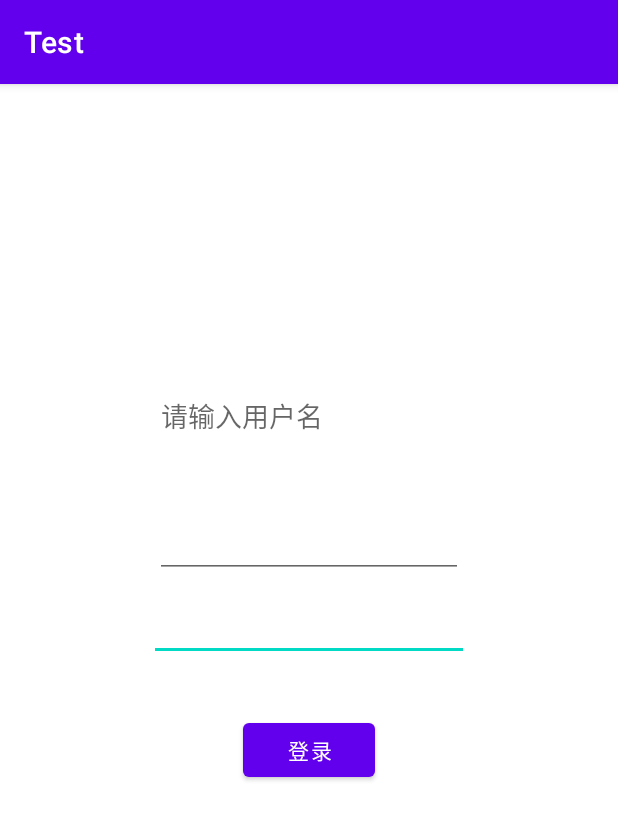
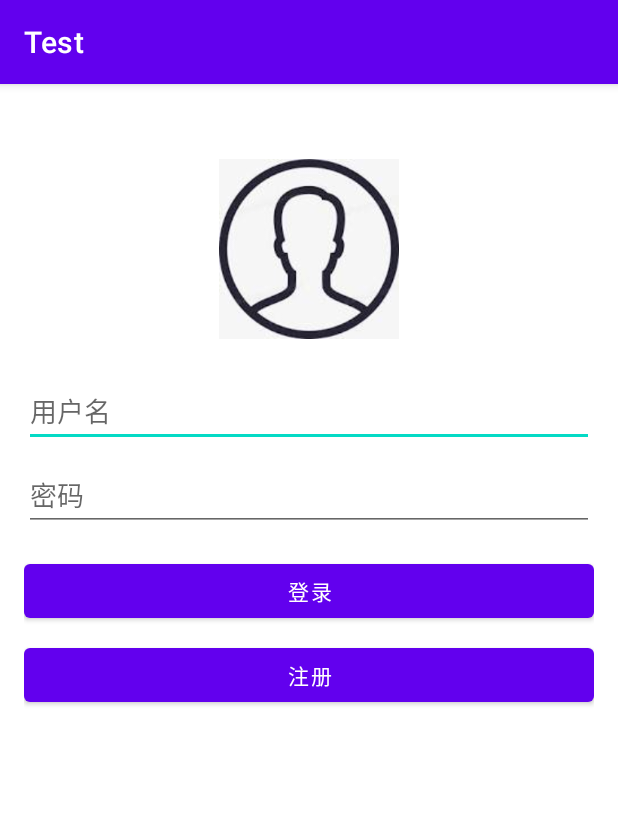
Before and after one commit to Liuyh451/GraduationDesign, an Android app: the screen it shows after launch (MainActivity), on a phone screen of 412 x 824 dp. Shown: the top 820 px of the screen. Run offline under Robolectric (Android 15) with nearby library versions, the phone set to English and light mode, and no system bars.

Commit message:
完成安卓注册模块

```diff
--- a/Dev/app/build.gradle
+++ b/Dev/app/build.gradle
@@ -35,4 +35,5 @@ dependencies {
     testImplementation 'junit:junit:4.+'
     androidTestImplementation 'androidx.test.ext:junit:1.1.2'
     androidTestImplementation 'androidx.test.espresso:espresso-core:3.3.0'
+
 }
--- a/Dev/app/src/main/res/layout/activity_main.xml
+++ b/Dev/app/src/main/res/layout/activity_main.xml
@@ -1,56 +1,51 @@
-<?xml version="1.0" encoding="utf-8"?>
-<androidx.constraintlayout.widget.ConstraintLayout xmlns:android="http://schemas.android.com/apk/res/android"
-    xmlns:app="http://schemas.android.com/apk/res-auto"
-    xmlns:tools="http://schemas.android.com/tools"
+<RelativeLayout xmlns:android="http://schemas.android.com/apk/res/android"
     android:layout_width="match_parent"
     android:layout_height="match_parent"
-    tools:context=".MainActivity2">
+    android:paddingLeft="16dp"
+    android:paddingRight="16dp"
+    android:paddingTop="50dp"
+    android:paddingBottom="16dp">
+
+    <ImageView
+        android:id="@+id/profile_image"
+        android:layout_width="120dp"
+        android:layout_height="120dp"
+        android:src="@drawable/default_avatar"
+        android:layout_centerHorizontal="true" />
+
+    <EditText
+        android:id="@+id/username_edittext"
+        android:layout_width="match_parent"
+        android:layout_height="wrap_content"
+        android:layout_below="@+id/profile_image"
+        android:layout_marginTop="24dp"
+        android:hint="用户名"
+        android:maxLines="1"/>
+
+    <EditText
+        android:id="@+id/password_edittext"
+        android:layout_width="match_parent"
+        android:layout_height="wrap_content"
+        android:layout_below="@+id/username_edittext"
+        android:layout_marginTop="8dp"
+        android:hint="密码"
+        android:inputType="textPassword"
+        android:maxLines="1"/>
 
     <Button
         android:id="@+id/login_button"
-        android:layout_width="wrap_content"
+        android:layout_width="match_parent"
         android:layout_height="wrap_content"
-        android:layout_marginBottom="300dp"
-        android:text="登录"
-        app:layout_constraintBottom_toBottomOf="parent"
-        app:layout_constraintEnd_toEndOf="parent"
-        app:layout_constraintStart_toStartOf="parent"
-        app:layout_constraintTop_toBottomOf="@+id/password_edittext" />
+        android:layout_below="@+id/password_edittext"
+        android:layout_marginTop="16dp"
+        android:text="登录"/>
 
-    <ImageView
-        android:id="@+id/imageView2"
-        android:layout_width="wrap_content"
+    <Button
+        android:id="@+id/register_button"
+        android:layout_width="match_parent"
         android:layout_height="wrap_content"
-        android:layout_marginStart="38dp"
-        android:layout_marginTop="80dp"
-        android:layout_marginBottom="34dp"
-        app:layout_constraintBottom_toTopOf="@+id/username_edittext"
-        app:layout_constraintStart_toStartOf="@+id/username_edittext"
-        app:layout_constraintTop_toTopOf="parent"
-        tools:srcCompat="@tools:sample/avatars" />
+        android:layout_below="@+id/login_button"
+        android:layout_marginTop="8dp"
+        android:text="注册"/>
 
-    <EditText
-        android:id="@+id/password_edittext"
-        android:layout_width="wrap_content"
-        android:layout_height="wrap_content"
-        android:layout_marginBottom="35dp"
-        android:ems="10"
-        android:inputType="textPassword"
-        app:layout_constraintBottom_toTopOf="@+id/login_button"
-        app:layout_constraintEnd_toEndOf="parent"
-        app:layout_constraintStart_toStartOf="parent"
-        app:layout_constraintTop_toBottomOf="@+id/username_edittext" />
-
-    <EditText
-        android:id="@+id/username_edittext"
-        android:layout_width="205dp"
-        android:layout_height="0dp"
-        android:layout_marginBottom="10dp"
-        android:hint="请输入用户名"
-        app:layout_constraintBottom_toTopOf="@+id/password_edittext"
-        app:layout_constraintEnd_toEndOf="parent"
-        app:layout_constraintStart_toStartOf="parent"
-        app:layout_constraintTop_toBottomOf="@+id/imageView2" />
-
-
-</androidx.constraintlayout.widget.ConstraintLayout>
+</RelativeLayout>
```
Also changed, not shown: Dev/app/src/main/AndroidManifest.xml (+9 -3 lines), Dev/app/src/main/java/com/example/test/MainActivity.java (+17 -22 lines), Dev/app/src/main/java/com/example/test/MainActivity2.java (+4 -0 lines), Dev/app/src/main/java/com/example/test/NetUnit.java (added, +141 -0 lines), Dev/app/src/main/java/com/example/test/login_post.java (deleted, +0 -85 lines), Dev/app/src/main/java/com/example/test/register.java (added, +77 -0 lines), Dev/app/src/main/res/layout/activity_register.xml (added, +60 -0 lines), Dev/app/src/main/res/drawable/default_avatar.png (added), 1 other file.
